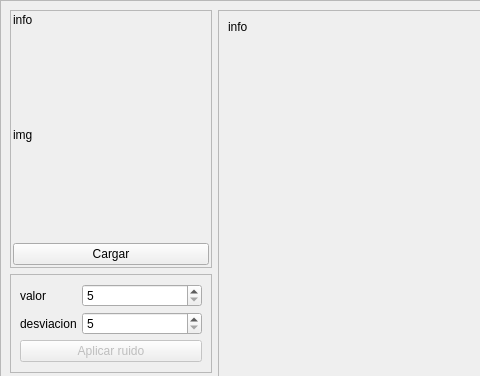
Before: the Qt Designer form gui2.ui in leninrkb/reduccion-de-ruido-con-python, drawn with Qt 5; both pictures show x 0 to 480 and y 0 to 376 of the 1035 by 910 pixel window.
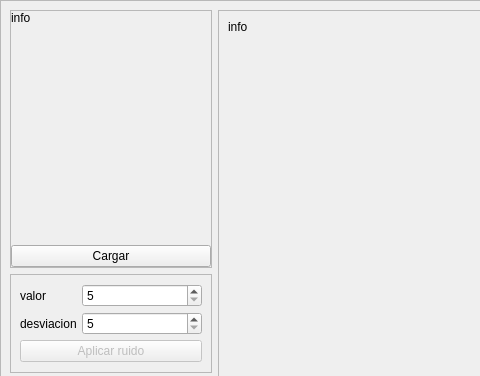
After: the same form once the commit is applied.

```diff
--- a/gui2.ui
+++ b/gui2.ui
@@ -73,16 +73,16 @@
               <number>0</number>
              </property>
              <property name="leftMargin">
-              <number>2</number>
+              <number>0</number>
              </property>
              <property name="topMargin">
-              <number>2</number>
+              <number>0</number>
              </property>
              <property name="rightMargin">
-              <number>2</number>
+              <number>0</number>
              </property>
              <property name="bottomMargin">
-              <number>2</number>
+              <number>0</number>
              </property>
              <item>
               <widget class="QLabel" name="label_img_original_datos">
@@ -94,7 +94,7 @@
              <item>
               <widget class="QLabel" name="label_img_original">
                <property name="text">
-                <string>img</string>
+                <string/>
                </property>
                <property name="margin">
                 <number>5</number>
```
